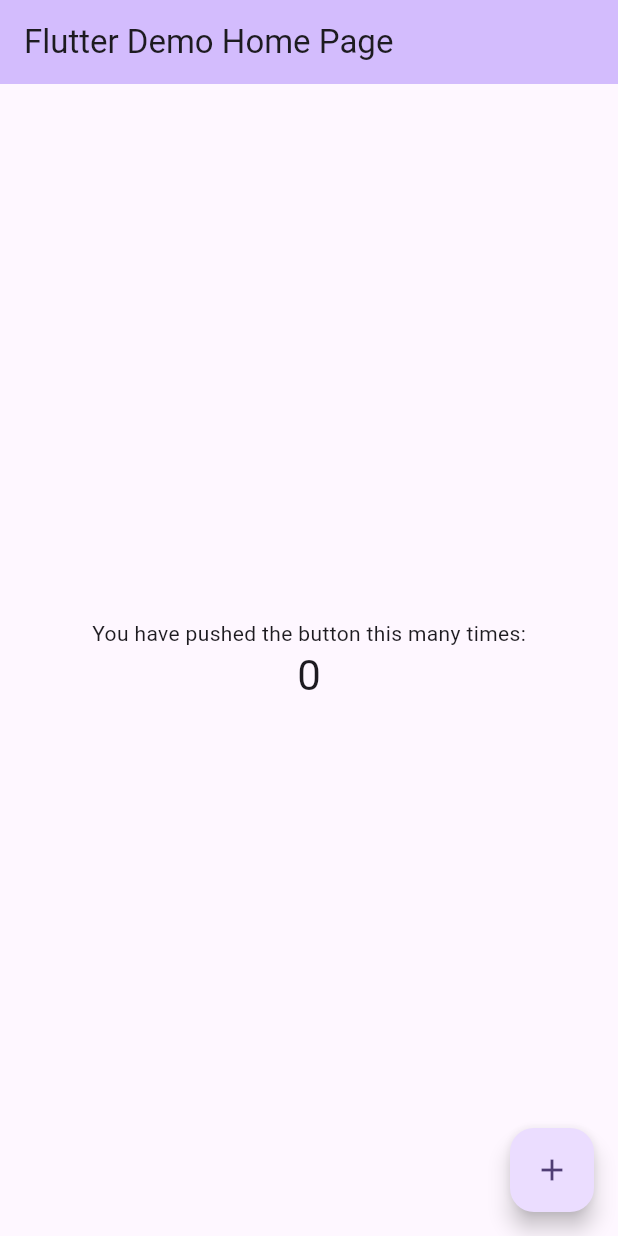
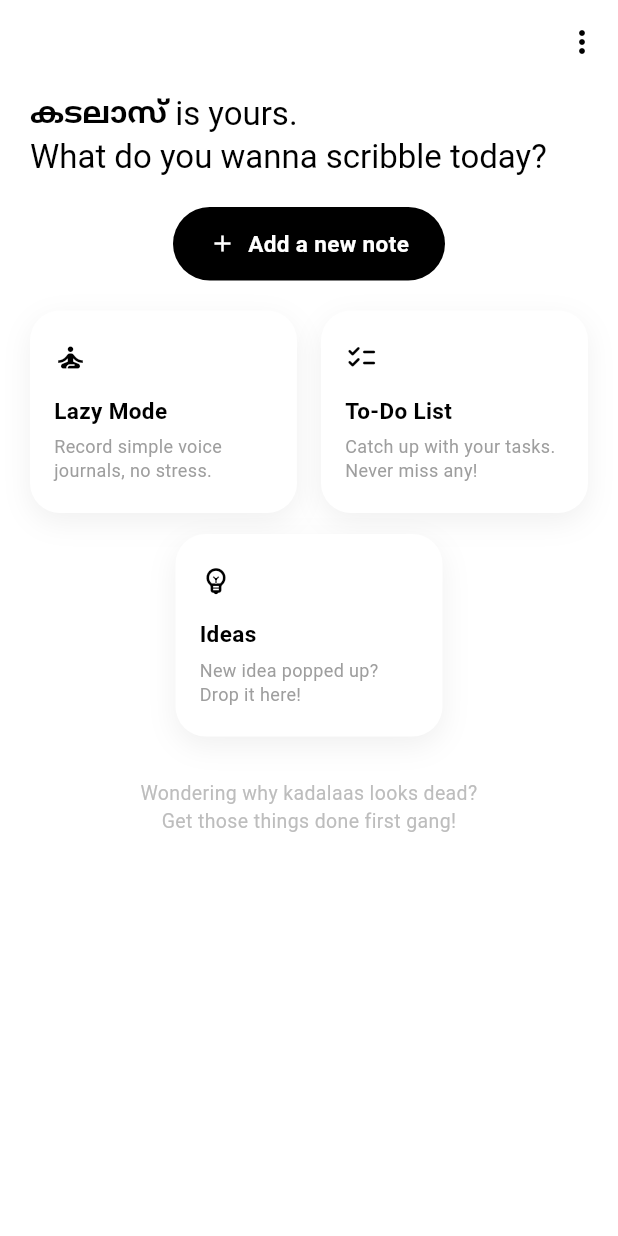
Before and after one commit to TheBlueHaze369/kadalaas-app, a Flutter app: the screen it shows after launch, on a phone screen of 412 x 824 dp. Run offline on Flutter 3.47's test engine with Material 3 defaults, Android fonts, the phone set to English and light mode, and no system bars; our stand-ins replace google_fonts; Roboto replaces fonts that are missing (Moderustic).

Commit message:
fixed the padding of the home and splash screens

```diff
--- a/lib/main.dart
+++ b/lib/main.dart
@@ -1,122 +1,29 @@
 import 'package:flutter/material.dart';
+import 'package:google_fonts/google_fonts.dart';
+import 'screens/splash_screen.dart';
 
 void main() {
-  runApp(const MyApp());
+  runApp(const KadalaasApp());
 }
 
-class MyApp extends StatelessWidget {
-  const MyApp({super.key});
+class KadalaasApp extends StatelessWidget {
+  const KadalaasApp({super.key});
 
-  // This widget is the root of your application.
   @override
   Widget build(BuildContext context) {
     return MaterialApp(
-      title: 'Flutter Demo',
+      title: 'Kadalaas',
+      debugShowCheckedModeBanner: false,
       theme: ThemeData(
-        // This is the theme of your application.
-        //
-        // TRY THIS: Try running your application with "flutter run". You'll see
-        // the application has a purple toolbar. Then, without quitting the app,
-        // try changing the seedColor in the colorScheme below to Colors.green
-        // and then invoke "hot reload" (save your changes or press the "hot
-        // reload" button in a Flutter-supported IDE, or press "r" if you used
-        // the command line to start the app).
-        //
-        // Notice that the counter didn't reset back to zero; the application
-        // state is not lost during the reload. To reset the state, use hot
-        // restart instead.
-        //
-        // This works for code too, not just values: Most code changes can be
-        // tested with just a hot reload.
-        colorScheme: .fromSeed(seedColor: Colors.deepPurple),
+        scaffoldBackgroundColor: Colors.white,
+        // Default English text uses Moderustic. Malayalam text widgets
+        // explicitly override this back to the system font, since
+        // Moderustic doesn't include Malayalam glyphs.
+        textTheme: GoogleFonts.moderusticTextTheme(),
+        colorScheme: ColorScheme.fromSeed(seedColor: Colors.black),
+        useMaterial3: true,
       ),
-      home: const MyHomePage(title: 'Flutter Demo Home Page'),
+      home: const SplashScreen(),
     );
   }
 }
-
-class MyHomePage extends StatefulWidget {
-  const MyHomePage({super.key, required this.title});
-
-  // This widget is the home page of your application. It is stateful, meaning
-  // that it has a State object (defined below) that contains fields that affect
-  // how it looks.
-
-  // This class is the configuration for the state. It holds the values (in this
-  // case the title) provided by the parent (in this case the App widget) and
-  // used by the build method of the State. Fields in a Widget subclass are
-  // always marked "final".
-
-  final String title;
-
-  @override
-  State<MyHomePage> createState() => _MyHomePageState();
-}
-
-class _MyHomePageState extends State<MyHomePage> {
-  int _counter = 0;
-
-  void _incrementCounter() {
-    setState(() {
-      // This call to setState tells the Flutter framework that something has
-      // changed in this State, which causes it to rerun the build method below
-      // so that the display can reflect the updated values. If we changed
-      // _counter without calling setState(), then the build method would not be
-      // called again, and so nothing would appear to happen.
-      _counter++;
-    });
-  }
-
-  @override
-  Widget build(BuildContext context) {
-    // This method is rerun every time setState is called, for instance as done
-    // by the _incrementCounter method above.
-    //
-    // The Flutter framework has been optimized to make rerunning build methods
-    // fast, so that you can just rebuild anything that needs updating rather
-    // than having to individually change instances of widgets.
-    return Scaffold(
-      appBar: AppBar(
-        // TRY THIS: Try changing the color here to a specific color (to
-        // Colors.amber, perhaps?) and trigger a hot reload to see the AppBar
-        // change color while the other colors stay the same.
-        backgroundColor: Theme.of(context).colorScheme.inversePrimary,
-        // Here we take the value from the MyHomePage object that was created by
-        // the App.build method, and use it to set our appbar title.
-        title: Text(widget.title),
-      ),
-      body: Center(
-        // Center is a layout widget. It takes a single child and positions it
-        // in the middle of the parent.
-        child: Column(
-          // Column is also a layout widget. It takes a list of children and
-          // arranges them vertically. By default, it sizes itself to fit its
-          // children horizontally, and tries to be as tall as its parent.
-          //
-          // Column has various properties to control how it sizes itself and
-          // how it positions its children. Here we use mainAxisAlignment to
-          // center the children vertically; the main axis here is the vertical
-          // axis because Columns are vertical (the cross axis would be
-          // horizontal).
-          //
-          // TRY THIS: Invoke "debug painting" (choose the "Toggle Debug Paint"
-          // action in the IDE, or press "p" in the console), to see the
-          // wireframe for each widget.
-          mainAxisAlignment: .center,
-          children: [
-            const Text('You have pushed the button this many times:'),
-            Text(
-              '$_counter',
-              style: Theme.of(context).textTheme.headlineMedium,
-            ),
-          ],
-        ),
-      ),
-      floatingActionButton: FloatingActionButton(
-        onPressed: _incrementCounter,
-        tooltip: 'Increment',
-        child: const Icon(Icons.add),
-      ),
-    );
-  }
-}
--- a/lib/screens/home_screen.dart
+++ b/lib/screens/home_screen.dart
@@ -0,0 +1,352 @@
+import 'package:flutter/material.dart';
+import 'package:google_fonts/google_fonts.dart';
+
+/// Home screen — shown right after the splash screen.
+/// Greets the user, offers a primary "Add a new note" action,
+/// and three entry points: Lazy Mode, To-Do List, Ideas.
+class HomeScreen extends StatefulWidget {
+  const HomeScreen({super.key});
+
+  @override
+  State<HomeScreen> createState() => _HomeScreenState();
+}
+
+class _HomeScreenState extends State<HomeScreen>
+    with SingleTickerProviderStateMixin {
+  late final AnimationController _controller;
+
+  @override
+  void initState() {
+    super.initState();
+    _controller = AnimationController(
+      vsync: this,
+      duration: const Duration(milliseconds: 900),
+    )..forward();
+  }
+
+  @override
+  void dispose() {
+    _controller.dispose();
+    super.dispose();
+  }
+
+  /// Builds a staggered fade + slide-up animation for element [index].
+  /// Each element starts slightly after the previous one, giving the
+  /// screen a smooth, cascading entrance instead of popping in at once.
+  Widget _staggered({required int index, required Widget child}) {
+    final start = (index * 0.12).clamp(0.0, 1.0);
+    final end = (start + 0.5).clamp(0.0, 1.0);
+    final animation = CurvedAnimation(
+      parent: _controller,
+      curve: Interval(start, end, curve: Curves.easeOutCubic),
+    );
+
+    return AnimatedBuilder(
+      animation: animation,
+      builder: (context, _) {
+        return Opacity(
+          opacity: animation.value,
+          child: Transform.translate(
+            offset: Offset(0, (1 - animation.value) * 16),
+            child: child,
+          ),
+        );
+      },
+      child: child,
+    );
+  }
+
+  void _onAddNote() {
+    // TODO: wire up navigation to the "new note" flow.
+  }
+
+  void _onCardTap(String label) {
+    // TODO: wire up navigation for Lazy Mode / To-Do List / Ideas.
+  }
+
+  @override
+  Widget build(BuildContext context) {
+    return Scaffold(
+      backgroundColor: Colors.white,
+      appBar: AppBar(
+        backgroundColor: Colors.white,
+        elevation: 0,
+        automaticallyImplyLeading: false,
+        actions: [
+          IconButton(
+            icon: const Icon(Icons.more_vert, color: Colors.black),
+            onPressed: () {},
+          ),
+        ],
+      ),
+      body: SafeArea(
+        child: SingleChildScrollView(
+          padding: const EdgeInsets.symmetric(horizontal: 20),
+          child: Column(
+            crossAxisAlignment: CrossAxisAlignment.start,
+            children: [
+              const SizedBox(height: 4),
+
+              // Greeting — Malayalam app name stays on the system font
+              // (Moderustic has no Malayalam glyphs); the English part
+              // uses Moderustic.
+              _staggered(
+                index: 0,
+                child: RichText(
+                  text: TextSpan(
+                    style: GoogleFonts.moderustic(
+                      fontSize: 22,
+                      color: Colors.black,
+                      height: 1.3,
+                      fontWeight: FontWeight.w400,
+                    ),
+                    children: [
+                      const TextSpan(
+                        text: 'കടലാസ്',
+                        style: TextStyle(
+                          fontFamily:
+                              null, // system font, keeps Malayalam glyphs
+                          fontWeight: FontWeight.w700,
+                          fontSize: 22,
+                        ),
+                      ),
+                      TextSpan(
+                        text: ' is yours.\nWhat do you wanna scribble today?',
+                        style: GoogleFonts.moderustic(
+                          fontSize: 22,
+                          color: Colors.black,
+                          height: 1.3,
+                          fontWeight: FontWeight.w400,
+                        ),
+                      ),
+                    ],
+                  ),
+                ),
+              ),
+
+              const SizedBox(height: 20),
+
+              // Add a new note button
+              _staggered(
+                index: 1,
+                child: Center(child: _AddNoteButton(onTap: _onAddNote)),
+              ),
+
+              const SizedBox(height: 20),
+
+              // Top row: Lazy Mode + To-Do List
+              _staggered(
+                index: 2,
+                child: Row(
+                  children: [
+                    Expanded(
+                      child: _FeatureCard(
+                        icon: Icons.self_improvement,
+                        title: 'Lazy Mode',
+                        subtitle: 'Record simple voice journals, no stress.',
+                        onTap: () => _onCardTap('Lazy Mode'),
+                      ),
+                    ),
+                    const SizedBox(width: 16),
+                    Expanded(
+                      child: _FeatureCard(
+                        icon: Icons.checklist_rounded,
+                        title: 'To-Do List',
+                        subtitle: 'Catch up with your tasks. Never miss any!',
+                        onTap: () => _onCardTap('To-Do List'),
+                      ),
+                    ),
+                  ],
+                ),
+              ),
+
+              const SizedBox(height: 14),
+
+              // Ideas card, centered, half width
+              _staggered(
+                index: 3,
+                child: Center(
+                  child: SizedBox(
+                    width: MediaQuery.of(context).size.width / 2 - 28,
+                    child: _FeatureCard(
+                      icon: Icons.emoji_objects_outlined,
+                      title: 'Ideas',
+                      subtitle: 'New idea popped up? Drop it here!',
+                      onTap: () => _onCardTap('Ideas'),
+                    ),
+                  ),
+                ),
+              ),
+
+              const SizedBox(height: 28),
+
+              // Bottom hint text
+              _staggered(
+                index: 4,
+                child: Center(
+                  child: Column(
+                    children: [
+                      Text(
+                        'Wondering why kadalaas looks dead?',
+                        textAlign: TextAlign.center,
+                        style: GoogleFonts.moderustic(
+                          color: Colors.grey.shade400,
+                          fontSize: 13,
+                        ),
+                      ),
+                      Text(
+                        'Get those things done first gang!',
+                        textAlign: TextAlign.center,
+                        style: GoogleFonts.moderustic(
+                          color: Colors.grey.shade400,
+                          fontSize: 13,
+                        ),
+                      ),
+                    ],
+                  ),
+                ),
+              ),
+
+              const SizedBox(height: 24),
+            ],
+          ),
+        ),
+      ),
+    );
+  }
+}
+
+/// Black pill-shaped "+ Add a new note" button with a gentle
+/// press-down scale animation for tactile feedback.
+class _AddNoteButton extends StatefulWidget {
+  const _AddNoteButton({required this.onTap});
+  final VoidCallback onTap;
+
+  @override
+  State<_AddNoteButton> createState() => _AddNoteButtonState();
+}
+
+class _AddNoteButtonState extends State<_AddNoteButton> {
+  double _scale = 1.0;
+
+  void _setPressed(bool pressed) {
+    setState(() => _scale = pressed ? 0.96 : 1.0);
+  }
+
+  @override
+  Widget build(BuildContext context) {
+    return GestureDetector(
+      onTapDown: (_) => _setPressed(true),
+      onTapUp: (_) => _setPressed(false),
+      onTapCancel: () => _setPressed(false),
+      onTap: widget.onTap,
+      child: AnimatedScale(
+        scale: _scale,
+        duration: const Duration(milliseconds: 120),
+        curve: Curves.easeOut,
+        child: Container(
+          padding: const EdgeInsets.symmetric(horizontal: 24, vertical: 14),
+          decoration: BoxDecoration(
+            color: Colors.black,
+            borderRadius: BorderRadius.circular(28),
+          ),
+          child: Row(
+            mainAxisSize: MainAxisSize.min,
+            children: [
+              const Icon(Icons.add, color: Colors.white, size: 18),
+              const SizedBox(width: 8),
+              Text(
+                'Add a new note',
+                style: GoogleFonts.moderustic(
+                  color: Colors.white,
+                  fontWeight: FontWeight.w600,
+                  fontSize: 15,
+                ),
+              ),
+            ],
+          ),
+        ),
+      ),
+    );
+  }
+}
+
+/// A rounded feature card (Lazy Mode / To-Do List / Ideas) with
+/// icon, title, subtitle, and a subtle press animation + shadow.
+class _FeatureCard extends StatefulWidget {
+  const _FeatureCard({
+    required this.icon,
+    required this.title,
+    required this.subtitle,
+    required this.onTap,
+  });
+
+  final IconData icon;
+  final String title;
+  final String subtitle;
+  final VoidCallback onTap;
+
+  @override
+  State<_FeatureCard> createState() => _FeatureCardState();
+}
+
+class _FeatureCardState extends State<_FeatureCard> {
+  double _scale = 1.0;
+
+  void _setPressed(bool pressed) {
+    setState(() => _scale = pressed ? 0.97 : 1.0);
+  }
+
+  @override
+  Widget build(BuildContext context) {
+    return GestureDetector(
+      onTapDown: (_) => _setPressed(true),
+      onTapUp: (_) => _setPressed(false),
+      onTapCancel: () => _setPressed(false),
+      onTap: widget.onTap,
+      child: AnimatedScale(
+        scale: _scale,
+        duration: const Duration(milliseconds: 120),
+        curve: Curves.easeOut,
+        child: Container(
+          padding: const EdgeInsets.symmetric(horizontal: 16, vertical: 20),
+          decoration: BoxDecoration(
+            color: Colors.white,
+            borderRadius: BorderRadius.circular(20),
+            boxShadow: [
+              BoxShadow(
+                color: Colors.black.withOpacity(0.06),
+                blurRadius: 16,
+                offset: const Offset(0, 6),
+              ),
+            ],
+          ),
+          child: Column(
+            crossAxisAlignment: CrossAxisAlignment.start,
+            children: [
+              Icon(widget.icon, size: 22, color: Colors.black),
+              const SizedBox(height: 14),
+              Text(
+                widget.title,
+                style: GoogleFonts.moderustic(
+                  fontSize: 15,
+                  fontWeight: FontWeight.w700,
+                  color: Colors.black,
+                ),
+              ),
+              const SizedBox(height: 6),
+              Text(
+                widget.subtitle,
+                style: GoogleFonts.moderustic(
+                  fontSize: 12,
+                  color: Colors.grey.shade500,
+                  height: 1.3,
+                ),
+              ),
+            ],
+          ),
+        ),
+      ),
+    );
+  }
+}
--- a/pubspec.yaml
+++ b/pubspec.yaml
@@ -34,6 +34,7 @@ dependencies:
   # The following adds the Cupertino Icons font to your application.
   # Use with the CupertinoIcons class for iOS style icons.
   cupertino_icons: ^1.0.8
+  google_fonts: ^8.2.1
 
 dev_dependencies:
   flutter_test:
```
Also changed, not shown: lib/screens/splash_screen.dart (+124 -0 lines), pubspec.lock, 1 other file.
